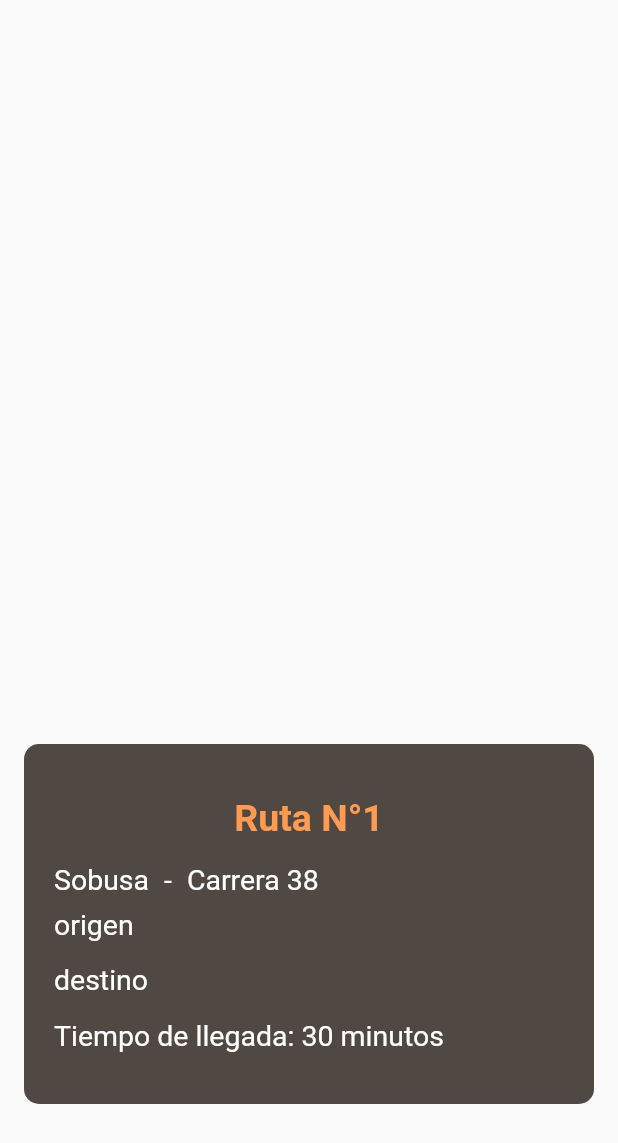
After one commit to Juanmin48/route-40, a Flutter app: the PRoutes screen opened directly, after a tap on "Ruta N°1", on a phone screen of 412 x 824 dp. The commit adds this screen. Shown: the top 1143 px of the screen. Run offline on Flutter 3.47's test engine with Material 2 defaults, Android fonts, the phone set to English and light mode, and no system bars; our stand-ins replace cloud_firestore, firebase_auth, firebase_core, google_sign_in; missing offline and left inert: flutter_facebook_login, keyboard_visibility, social_auth_buttons; accounts and stored records are empty.

Commit message:
Diseño inicial detalles de ruta

```diff
--- a/lib/screens/proutes.dart
+++ b/lib/screens/proutes.dart
@@ -38,12 +38,15 @@ class _PRoutesState extends State<PRoutes> {
                     ),
                   ),
                   SizedBox(
-                    height: 25.0,
+                    height: 15.0,
                   ),
                   Expanded(
                     child: ListView(children: [
                       //Ejemplo de ruta (reemplazar parametros)
-                      route("Ruta N°1", "Carrera 38", "Sobusa", "30"),
+                      route(context, "Ruta N°1", "Carrera 38", "Sobusa",
+                          "origen", "destino", "30"),
+                      route(context, "Ruta N°2", "Calle 72", "Sodis", "origen",
+                          "destino", "20")
                     ]),
                   ),
                   Center(
--- /dev/null
+++ b/lib/screens/route_details.dart
@@ -0,0 +1,64 @@
+import 'package:flutter/material.dart';
+import 'package:route_40/widgets/rdetails.dart';
+
+class Data {
+  final String name, company, origin, destination, time;
+  Data(this.name, this.company, this.origin, this.destination, this.time);
+}
+
+class RDetails extends StatelessWidget {
+  final String index, name, company, origin, destination, time;
+  const RDetails(
+      {Key key,
+      @required this.index,
+      @required this.name,
+      @required this.company,
+      @required this.origin,
+      @required this.destination,
+      @required this.time})
+      : super(key: key);
+
+  // @override
+  // _RDetailsState createState() => _RDetailsState();
+
+// class _RDetailsState extends State<RDetails> {
+
+  @override
+  Widget build(BuildContext context) {
+    return Scaffold(
+      body: Center(
+        child: Container(
+          padding: const EdgeInsets.only(
+              bottom: 16.0, top: 36.0, left: 16.0, right: 16.0),
+          child: Column(
+            children: [
+              SizedBox(
+                height: 460.0,
+              ),
+              Container(
+                  decoration: BoxDecoration(
+                    borderRadius: BorderRadius.circular(10.0),
+                    color: Color.fromRGBO(38, 28, 20, 0.8),
+                  ),
+                  padding: const EdgeInsets.all(20.0),
+                  alignment: Alignment.centerLeft,
+                  child: Column(
+                    crossAxisAlignment: CrossAxisAlignment.stretch,
+                    children: [
+                      SizedBox(
+                        height: 15.0,
+                      ),
+                      rdetails(index, name, company, origin, destination, time),
+                      SizedBox(
+                        height: 15.0,
+                      ),
+                    ],
+                  )),
+            ],
+          ),
+        ),
+      ),
+    );
+  }
+// }
+}
--- /dev/null
+++ b/lib/widgets/rdetails.dart
@@ -0,0 +1,51 @@
+import 'package:flutter/material.dart';
+
+Widget rdetails(index, name, company, origin, destination, time) {
+  return Container(
+    child: Column(
+      crossAxisAlignment: CrossAxisAlignment.stretch,
+      children: [
+        Center(
+          child: Text(index,
+              style: new TextStyle(
+                  color: Color.fromRGBO(255, 154, 81, 1),
+                  fontWeight: FontWeight.bold,
+                  fontSize: 25.0)),
+        ),
+        SizedBox(
+          height: 15.0,
+        ),
+        Row(
+          children: [
+            Text(company,
+                style: new TextStyle(color: Colors.white, fontSize: 19.0)),
+            SizedBox(
+              width: 10.0,
+            ),
+            Text("-",
+                style: new TextStyle(color: Colors.white, fontSize: 19.0)),
+            SizedBox(
+              width: 10.0,
+            ),
+            Text(name,
+                style: new TextStyle(color: Colors.white, fontSize: 19.0)),
+          ],
+        ),
+        SizedBox(
+          height: 8.0,
+        ),
+        Text(origin, style: new TextStyle(color: Colors.white, fontSize: 19.0)),
+        SizedBox(
+          height: 15.0,
+        ),
+        Text(destination,
+            style: new TextStyle(color: Colors.white, fontSize: 19.0)),
+        SizedBox(
+          height: 15.0,
+        ),
+        Text("Tiempo de llegada: " + time + " minutos",
+            style: new TextStyle(color: Colors.white, fontSize: 19.0)),
+      ],
+    ),
+  );
+}
--- a/lib/widgets/route.dart
+++ b/lib/widgets/route.dart
@@ -1,33 +1,68 @@
 import 'package:flutter/material.dart';
+import 'package:route_40/screens/route_details.dart';
 
-Widget route(name, address, company, time) {
+void send(context, index, name, company, origin, destination, time) {
+  Navigator.push(
+    context,
+    MaterialPageRoute(
+        builder: (context) => RDetails(
+            index: index,
+            name: name,
+            company: company,
+            origin: origin,
+            destination: destination,
+            time: time)),
+  );
+}
+
+Widget route(context, index, name, company, origin, destination, time) {
   return Container(
     child: Column(
-      crossAxisAlignment: CrossAxisAlignment.stretch,
+      crossAxisAlignment: CrossAxisAlignment.start,
       children: [
         SizedBox(
           height: 10.0,
         ),
-        Text(name,
+        GestureDetector(
+          onTap: () {
+            send(context, index, name, company, origin, destination, time);
+          },
+          // send(context, index, name, company, origin, destination, time),
+          child: Text(index,
               style: new TextStyle(
                   color: Color.fromRGBO(255, 154, 81, 1),
                   fontWeight: FontWeight.bold,
                   fontSize: 25.0)),
+        ),
         SizedBox(
           height: 15.0,
         ),
-        Text(address,
-            style: new TextStyle(color: Colors.white, fontSize: 19.0)),
+        GestureDetector(
+            onTap: () {
+              send(context, index, name, company, origin, destination, time);
+            },
+            child: Text(name,
+                style: new TextStyle(color: Colors.white, fontSize: 19.0))),
         SizedBox(
           height: 8.0,
         ),
-        Text(company,
+        GestureDetector(
+          onTap: () {
+            send(context, index, name, company, origin, destination, time);
+          },
+          child: Text(company,
               style: new TextStyle(color: Colors.white, fontSize: 19.0)),
+        ),
         SizedBox(
           height: 8.0,
         ),
-        Text("Tiempo de llegada: " + time + " minutos",
+        GestureDetector(
+          onTap: () {
+            send(context, index, name, company, origin, destination, time);
+          },
+          child: Text("Tiempo de llegada: " + time + " minutos",
               style: new TextStyle(color: Colors.white, fontSize: 19.0)),
+        ),
         Divider(
           color: Color.fromRGBO(255, 154, 81, 1),
           height: 25,
```
Lines whose indentation alone changed are shown as unchanged.
